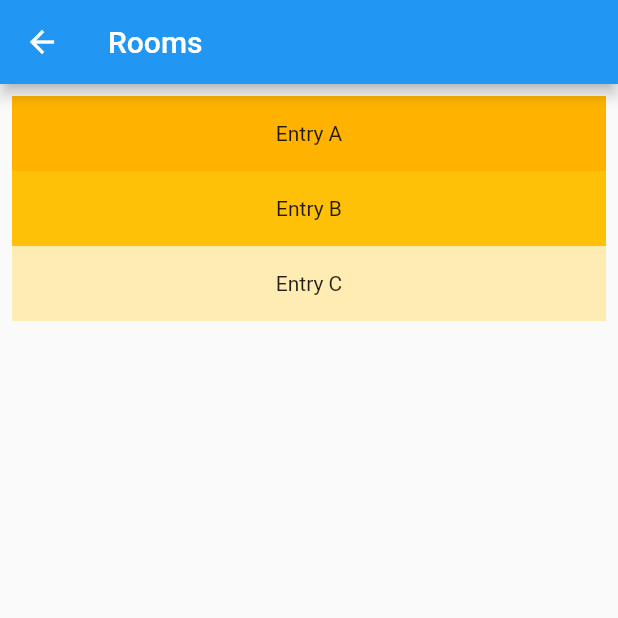
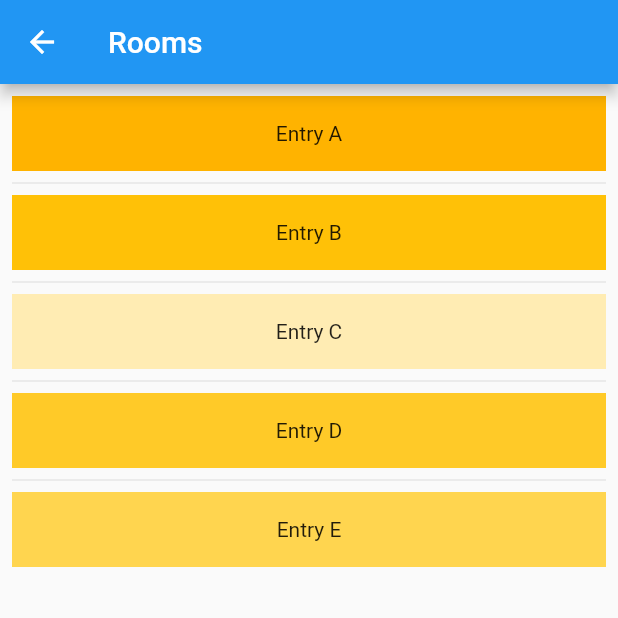
Before and after one commit to CarlosAbaloC/FlutterChatCasa, a Flutter app: the HomeView screen opened by its route, on a phone screen of 412 x 824 dp, the top half of it. Run offline on Flutter 3.47's test engine with Material 2 defaults, Android fonts, the phone set to English and light mode, and no system bars; our stand-ins replace cloud_firestore, firebase_auth, firebase_core, fluttertoast; accounts and stored records are empty.

Commit message:
ListView Builder

```diff
--- a/lib/src/home_views/HomeView.dart
+++ b/lib/src/home_views/HomeView.dart
@@ -2,6 +2,7 @@
 import 'package:cloud_firestore/cloud_firestore.dart';
 import 'package:firebase_auth/firebase_auth.dart';
 import 'package:flutter/material.dart';
+import 'package:flutter_chat_casa/src/custom_views/RFInputText.dart';
 import 'package:flutter_chat_casa/src/singleton/DataHolder.dart';
 
 import '../fb_objects/Perfil.dart';
@@ -83,6 +84,9 @@
   @override
   Widget build(BuildContext context) {
     // TODO: implement build
+    //Con esto añade celdas en funcion de estas filas
+    final List<String> entries = <String>['A','B','C','D','E'];
+    final List<int> colorCodes = <int>[600, 500,100,400,300];
 
     return Scaffold(
       appBar: AppBar( //Muestra la barra superior
@@ -90,6 +94,25 @@
       ),
       //backgroundColor: Colors.white38,
       body: Center( //Alinea el texto al centro
+        //child: ListView.builder(
+        child: ListView.separated(
+            padding: const EdgeInsets.all(8),
+            itemCount: entries.length,
+            itemBuilder: (BuildContext context, int index) { //El indice de arriba, asi te dice que pintar en cada posicion
+              return Container(
+                height: 50,
+                color: Colors.amber[colorCodes[index]],
+                child: Center(child: Text('Entry ${entries[index]}')),
+              );
+            },
+          separatorBuilder: (BuildContext context, int index) { //Solo con separated
+              return const Divider(); //Pone una linea divisiora encre cada uno
+              //return RFInputText(sTitulo: "Divisor del: " + entries[index],); //Devuelve una linea de imput text
+              //Se puede dividir con cualquier objeto, hasta fotos
+          },
+        ),
+
+        /* De manera fija
         child: ListView(
           padding: const EdgeInsets.all(8),
           children: <Widget> [
@@ -98,18 +121,10 @@
               color: Colors.amber[600], //El numero es lo oscuro del color amber
               child: const Center(child: Text('Entry A')),
             ),
-            Container(
-              height: 50,
-              color: Colors.amber[500],
-              child: const Center(child: Text('Entry B')),
-            ),
-            Container(
-              height: 50,
-              color: Colors.amber[100],
-              child: const Center(child: Text('Entry C')),
-            ),
           ],
-        ),
+
+
+        ),*/
       ),
     );
   }
```
